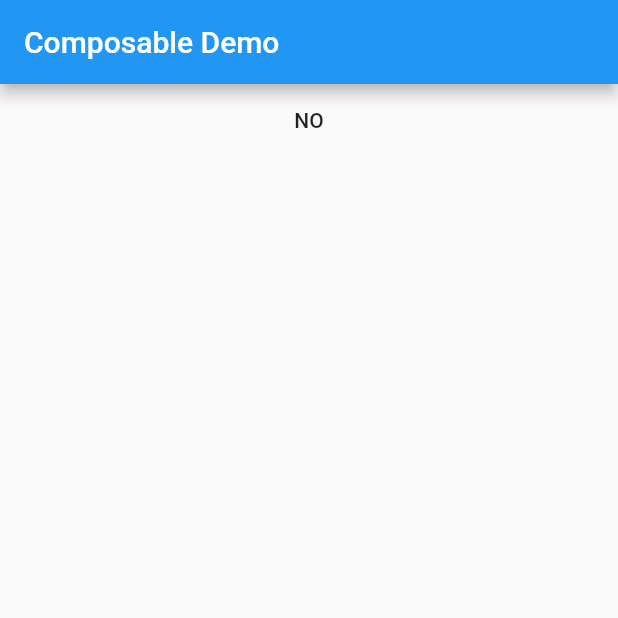
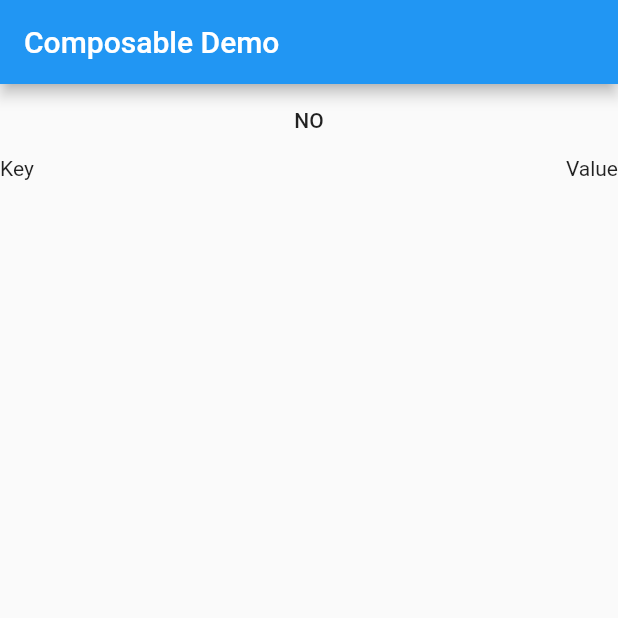
Before and after one commit to kaanbiryol/composer, a Flutter app: the screen it shows after launch, on a phone screen of 412 x 824 dp, the top half of it. Run offline on Flutter 3.47's test engine with Material 2 defaults, Android fonts, the phone set to English and light mode, and no system bars.

Commit message:
composable with valuenotifier

```diff
--- a/example/lib/components/flat_button.dart
+++ b/example/lib/components/flat_button.dart
@@ -13,13 +13,13 @@ class ButtonComponentViewModel {
 
 class ButtonComponent
     extends ComposableStatefulWidget<ButtonComponentViewModel> {
-  ButtonComponent(this.viewModel, {Key key}) : super();
+  ButtonComponent(this.viewModel, {Key key}) : super(key: key);
 
   @override
   _ButtonComponentState createState() => _ButtonComponentState();
 
   @override
-  ComposableValueNotifier<ButtonComponentViewModel> viewModel;
+  ComponentModel<ButtonComponentViewModel> viewModel;
 }
 
 class _ButtonComponentState
--- /dev/null
+++ b/example/lib/components/key_value_row.dart
@@ -0,0 +1,26 @@
+import 'package:compose/compose.dart';
+import 'package:flutter/material.dart';
+
+class KeyValueComponentViewModel {
+  String key;
+  String value;
+
+  KeyValueComponentViewModel({this.key, this.value});
+}
+
+class KeyValueRowComponent<KeyValueComponentViewModel>
+    extends ComposableStatelessWidget {
+  KeyValueRowComponent({this.viewModel, Key key}) : super(key: key);
+  @override
+  final ComponentModel viewModel;
+
+  @override
+  Widget build(BuildContext context) {
+    return Row(
+        mainAxisAlignment: MainAxisAlignment.spaceBetween,
+        children: <Widget>[
+          Text(viewModel.value.key),
+          Text(viewModel.value.value),
+        ]);
+  }
+}
--- a/example/lib/main.dart
+++ b/example/lib/main.dart
@@ -1,5 +1,6 @@
 import 'package:compose/compose.dart';
 import 'package:example/components/flat_button.dart';
+import 'package:example/components/key_value_row.dart';
 import 'package:flutter/material.dart';
 
 void main() => runApp(MyApp());
@@ -24,8 +25,13 @@ class TestPageWidget extends ComposedWidget {
   @override
   List<Composable> prepareCompose(BuildContext context) {
     var viewModel = ButtonComponentViewModel(text: "NO", onPressed: onPressed);
-    flatButtonComponent = ButtonComponent(ComposableValueNotifier(viewModel));
-    return [flatButtonComponent];
+    flatButtonComponent = ButtonComponent(ComponentModel(viewModel));
+
+    var keyValueViewModel =
+        KeyValueComponentViewModel(key: "Key", value: "Value");
+    var keyValueComponent =
+        KeyValueRowComponent(viewModel: ComponentModel(keyValueViewModel));
+    return [flatButtonComponent, keyValueComponent];
   }
 
   void onPressed() {
--- a/lib/compose.dart
+++ b/lib/compose.dart
@@ -2,3 +2,5 @@ library compose;
 
 export 'package:compose/src/composable.dart';
 export 'package:compose/src/component_stateless_widget.dart';
+export 'package:compose/src/composable_stateful_widget.dart';
+export 'package:compose/src/composable_stateless_widget.dart';
--- a/lib/src/composable.dart
+++ b/lib/src/composable.dart
@@ -1,30 +1,10 @@
 import 'package:flutter/widgets.dart';
 
-class ComposableValueNotifier<T> extends ValueNotifier {
-  ComposableValueNotifier(value) : super(value);
+abstract class Composable<T> extends Widget {
+  final ComponentModel<T> viewModel;
+  Composable({this.viewModel});
 }
 
-abstract class Composable<T> extends Widget {
-  ComposableValueNotifier<T> viewModel;
+class ComponentModel<T> extends ValueNotifier {
+  ComponentModel(value) : super(value);
 }
-
-abstract class ComposableStatelessWidget<T> extends StatelessWidget
-    implements Composable<T> {}
-
-abstract class ComposableStatefulWidget<T> extends StatefulWidget
-    implements Composable<T> {}
-
-abstract class ComposableState<T extends ComposableStatefulWidget, V>
-    extends State<T> {
-  V viewModel;
-
-  @override
-  void initState() {
-    widget.viewModel.addListener(viewModelNotifier);
-    super.initState();
-  }
-
-  void viewModelNotifier() {
-    setState(() {});
-  }
-}
--- /dev/null
+++ b/lib/src/composable_stateful_widget.dart
@@ -0,0 +1,23 @@
+import 'package:flutter/widgets.dart';
+
+import '../compose.dart';
+
+abstract class ComposableStatefulWidget<T> extends StatefulWidget
+    implements Composable<T> {
+  const ComposableStatefulWidget({Key key}) : super(key: key);
+}
+
+abstract class ComposableState<T extends ComposableStatefulWidget, V>
+    extends State<T> {
+  V viewModel;
+
+  @override
+  void initState() {
+    widget.viewModel.addListener(viewModelNotifier);
+    super.initState();
+  }
+
+  void viewModelNotifier() {
+    setState(() {});
+  }
+}
--- /dev/null
+++ b/lib/src/composable_stateless_widget.dart
@@ -0,0 +1,7 @@
+import 'package:flutter/widgets.dart';
+import '../compose.dart';
+
+abstract class ComposableStatelessWidget<T> extends StatelessWidget
+    implements Composable<T> {
+  const ComposableStatelessWidget({ComponentModel notifier, Key key});
+}
```
